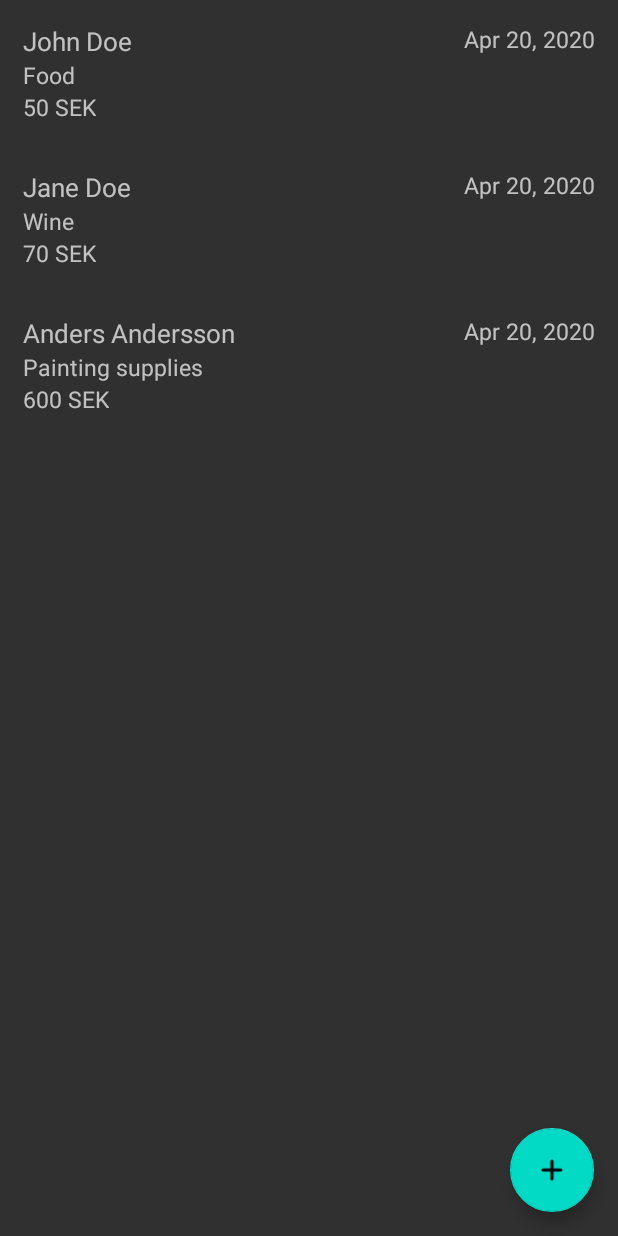
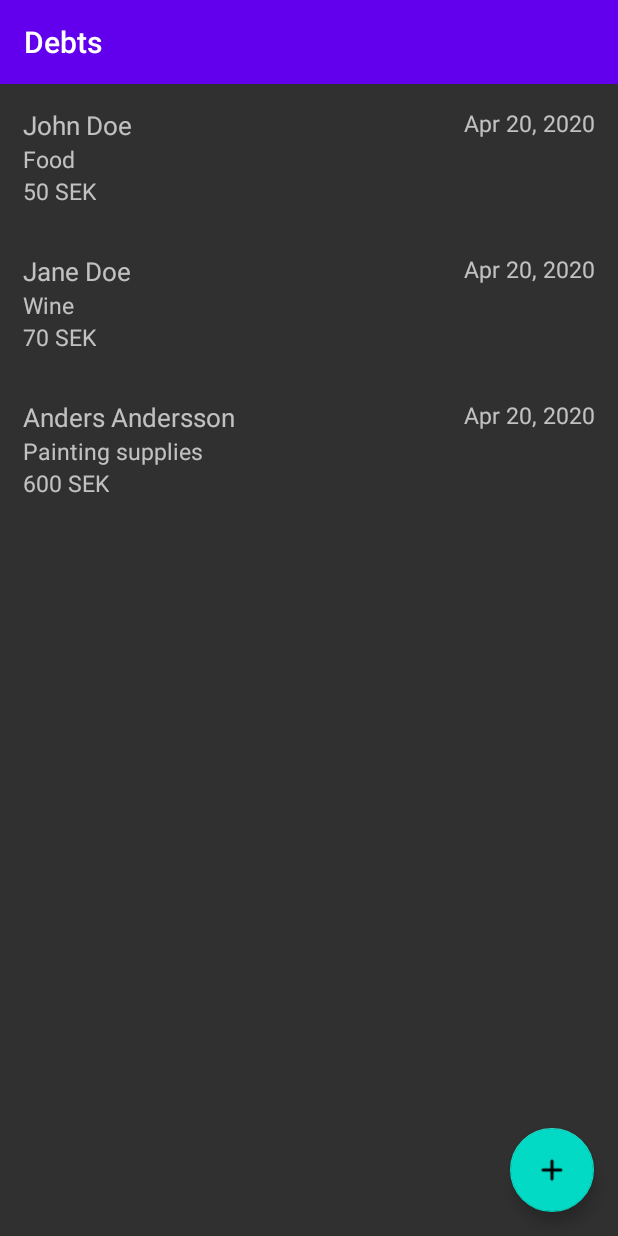
Before and after one commit to ponwed/DebtTracker, an Android app: the screen it shows after launch (MainActivity), on a phone screen of 412 x 824 dp. Run offline under Robolectric (Android 15) with nearby library versions, the phone set to English and light mode, and no system bars.

Commit message:
Added back toolbar to main activity

```diff
--- a/app/src/main/AndroidManifest.xml
+++ b/app/src/main/AndroidManifest.xml
@@ -10,14 +10,14 @@
         android:supportsRtl="true"
         android:theme="@style/AppTheme">
 
-        <activity android:name=".MainActivity">
+        <activity android:name=".MainActivity" android:label="@string/main_title">
             <intent-filter>
                 <action android:name="android.intent.action.MAIN" />
                 <category android:name="android.intent.category.LAUNCHER" />
             </intent-filter>
         </activity>
 
-        <activity android:name=".AddNewDebtActivity" android:label="@string/debt_help"/>
+        <activity android:name=".AddNewDebtActivity" android:label="@string/add_new_debt_title"/>
 
     </application>
 
--- a/app/src/main/java/com/pontus/debttracker/MainActivity.java
+++ b/app/src/main/java/com/pontus/debttracker/MainActivity.java
@@ -1,6 +1,7 @@
 package com.pontus.debttracker;
 
 import androidx.appcompat.app.AppCompatActivity;
+import androidx.appcompat.widget.Toolbar;
 import androidx.recyclerview.widget.LinearLayoutManager;
 import androidx.recyclerview.widget.RecyclerView;
 
@@ -30,6 +31,9 @@ public class MainActivity extends AppCompatActivity {
         super.onCreate(savedInstanceState);
         //this.getSupportActionBar().hide(); //hide the title bar
         setContentView(R.layout.activity_main);
+
+        Toolbar toolbar = findViewById(R.id.main_toolbar);
+        setSupportActionBar(toolbar);
 
         FloatingActionButton fabAddNew = findViewById(R.id.fab_new);
         fabAddNew.setOnClickListener(new View.OnClickListener()
--- a/app/src/main/res/layout/activity_main.xml
+++ b/app/src/main/res/layout/activity_main.xml
@@ -6,10 +6,19 @@
     android:layout_height="match_parent"
     tools:context=".MainActivity">
 
+    <androidx.appcompat.widget.Toolbar
+        android:id="@+id/main_toolbar"
+        android:layout_width="match_parent"
+        android:layout_height="wrap_content"
+        android:background="?attr/colorPrimary"
+        android:minHeight="?attr/actionBarSize"
+        android:theme="?attr/actionBarTheme" />
+
     <androidx.recyclerview.widget.RecyclerView
         android:id="@+id/recycler_view"
         android:layout_width="match_parent"
-        android:layout_height="match_parent">
+        android:layout_height="match_parent"
+        android:layout_marginTop="?android:attr/actionBarSize">
 
     </androidx.recyclerview.widget.RecyclerView>
 
--- a/app/src/main/res/values/strings.xml
+++ b/app/src/main/res/values/strings.xml
@@ -1,6 +1,7 @@
 <resources>
     <string name="app_name">Debt Tracker</string>
-    <string name="debt_help">Enter Debt</string>
+    <string name="add_new_debt_title">Enter Debt</string>
+    <string name="main_title">Debts</string>
     <string name="debtor_name">Name</string>
     <string name="debt_desc">Description</string>
     <string name="debt_sum">Sum</string>
```
